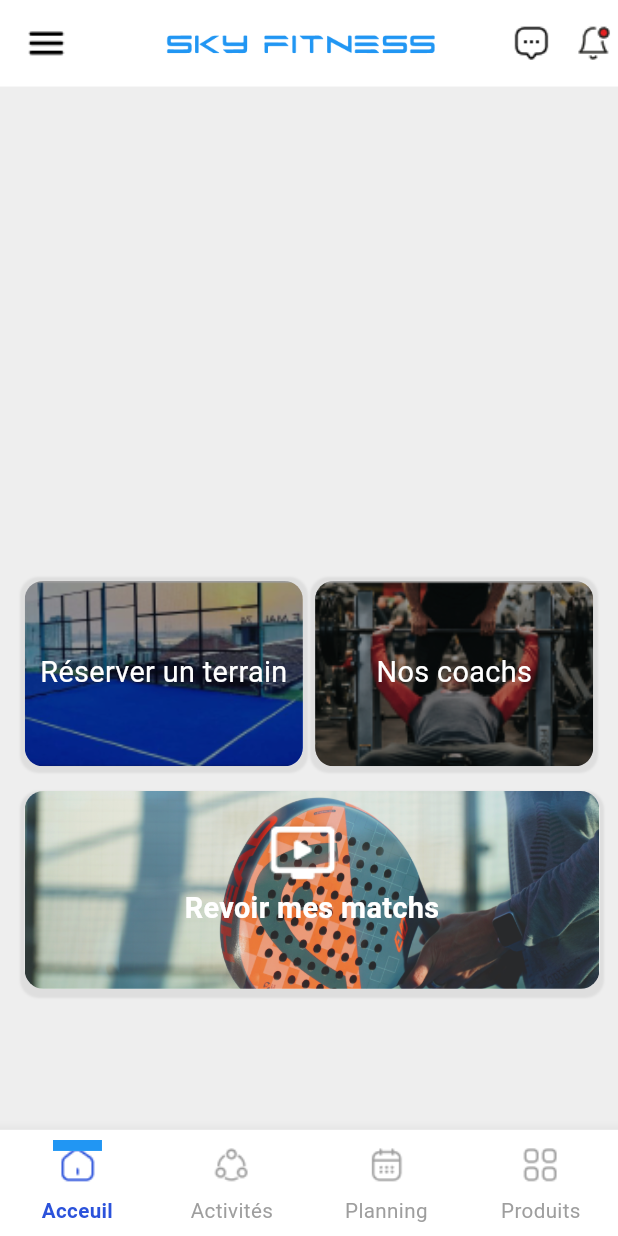
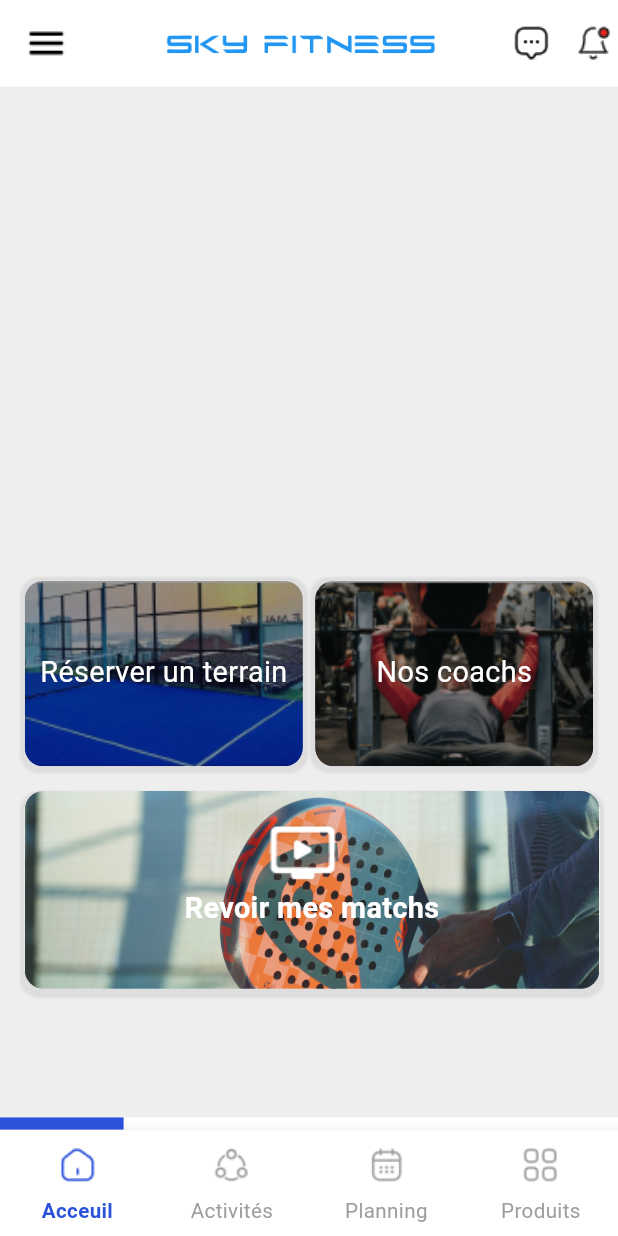
Before and after one commit to kyleerik17/Sky_fitness, a Flutter app: the Home1Page screen opened directly, on a phone screen of 412 x 824 dp. Run offline on Flutter 3.47's test engine with Material 3 defaults, Android fonts, the light colour scheme and no system bars; our stand-ins replace flutter_riverpod, gap, sizer.

Commit message:
Barre de navigation second page

```diff
--- a/lib/main.dart
+++ b/lib/main.dart
@@ -13,7 +13,7 @@ void main() {
       builder: (context, orientation, deviceType) {
         return MaterialApp(
           debugShowCheckedModeBanner: false,
-          home: const Home1Page(),
+          home: const NoscoachsPage(),
           theme: ThemeData(),
         );
       },
--- a/lib/src/Pages/Home_page/pages/home1_page.dart
+++ b/lib/src/Pages/Home_page/pages/home1_page.dart
@@ -96,9 +96,7 @@ class Home1Page extends StatelessWidget {
                 children: [
                   SizedBox(width: 2.h),
                   GestureDetector(
-                    onTap: () {
-
-                    },
+                    onTap: () {},
                     child: Container(
                       decoration: BoxDecoration(
                         borderRadius: BorderRadius.circular(3.w),
@@ -158,12 +156,12 @@ class Home1Page extends StatelessWidget {
                   ),
                 ],
               ),
-              SizedBox(height: 2.h),
             ],
           ),
         ),
       ),
       bottomNavigationBar: HomeBottomNavigationBar(
+        // ignore: avoid_types_as_parameter_names
         onTap: (int) {},
       ),
     );
--- a/lib/src/Pages/Home_page/widgets/HomeBottomNavigationBar.dart
+++ b/lib/src/Pages/Home_page/widgets/HomeBottomNavigationBar.dart
@@ -11,37 +11,31 @@ class HomeBottomNavigationBar extends StatelessWidget {
 
   @override
   Widget build(BuildContext context) {
-    return BottomNavigationBar(
+    return Column(
+      mainAxisSize: MainAxisSize.min,
+      children: [
+        SizedBox(
+          height: 2.w,
+          child: LinearProgressIndicator(
+            backgroundColor: Colors.white,
+            valueColor: AlwaysStoppedAnimation<Color>(Color(0xFF2B52DB)),
+            value: 0.2,
+          ),
+        ),
+        BottomNavigationBar(
           type: BottomNavigationBarType.fixed,
           backgroundColor: Colors.white,
           selectedFontSize: 10.sp,
           unselectedFontSize: 10.sp,
           items: [
             BottomNavigationBarItem(
-          icon: Stack(
-            children: [
-              Padding(
+              icon: Padding(
                 padding: EdgeInsets.only(bottom: 1.w),
                 child: Image.asset(
                   'assets/icons/home2.png',
                   height: 8.w,
                   width: 8.w,
                 ),
-              ),
-              Positioned(
-                top: -1,
-                right: 0,
-                left: 0,
-                child: SizedBox(
-                  height: 2.w,
-                  child: LinearProgressIndicator(
-                    backgroundColor: Colors.white,
-                    valueColor: AlwaysStoppedAnimation<Color>(Colors.blue),
-                    value: 9,
-                  ),
-                ),
-              ),
-            ],
               ),
               label: 'Acceuil',
             ),
@@ -84,6 +78,8 @@ class HomeBottomNavigationBar extends StatelessWidget {
           unselectedItemColor: Colors.grey,
           selectedLabelStyle: const TextStyle(fontWeight: FontWeight.bold),
           onTap: onTap,
+        ),
+      ],
     );
   }
 }
```
Lines whose indentation alone changed are shown as unchanged.
